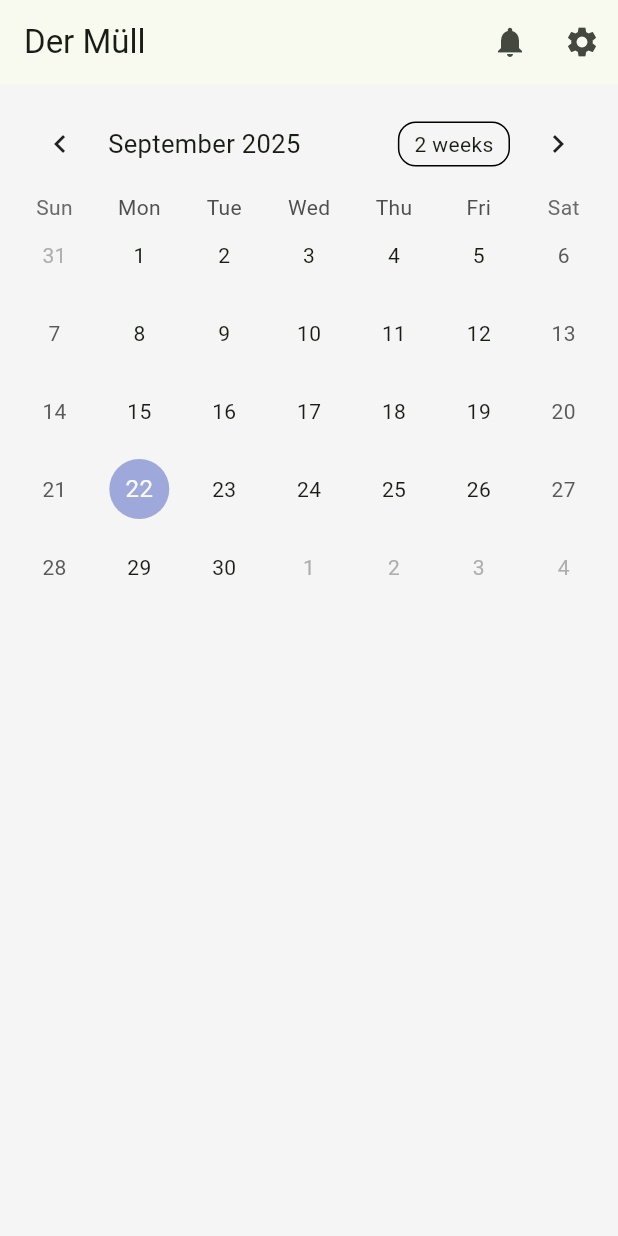
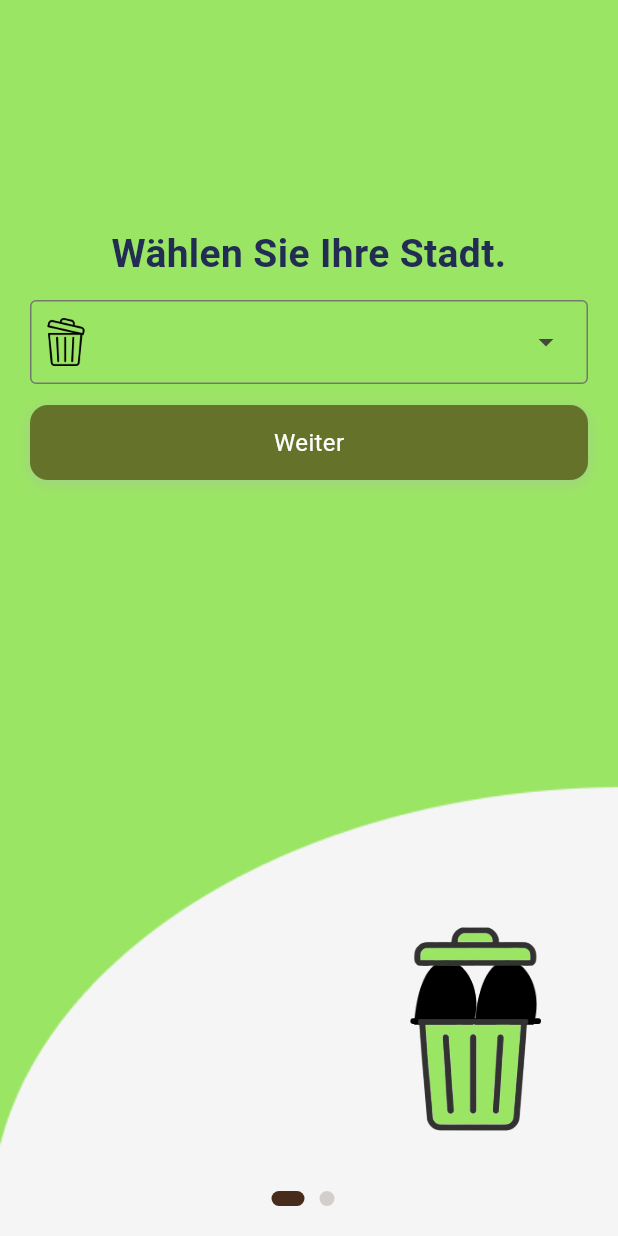
Before and after one commit to mrkaplan0/dermuell, a Flutter app: the screen it shows after launch, on a phone screen of 412 x 824 dp. Run offline on Flutter 3.47's test engine with Material 3 defaults, Android fonts, the phone set to English and light mode, and no system bars; drawn by our look-alikes of flutter_animate, table_calendar; our stand-ins replace dio, flutter_riverpod, flutter_secure_storage.

Commit message:
Add address selection page with animated bin widget

```diff
--- a/lib/const/constants.dart
+++ b/lib/const/constants.dart
@@ -6,6 +6,7 @@ class XConst {
   static const Color thirdColor = Color(0xFFD19C1D);
   static const Color fourthColor = Color(0xFFD7F75B);
   static const Color fifthColor = Color(0xFF9BE564);
+  static const Color sixthColor = Color(0xFF64722A);
   static const Color bgColor = Color(0xFFF5F5F5);
 
   static const TextStyle myBigTitleTextStyle = TextStyle(
--- a/lib/main.dart
+++ b/lib/main.dart
@@ -2,6 +2,7 @@ import 'package:dermuell/const/constants.dart';
 import 'package:dermuell/pages/auth/login_page.dart';
 import 'package:dermuell/pages/home_page.dart';
 import 'package:dermuell/pages/landing_page.dart';
+import 'package:dermuell/pages/splash/splash_screen.dart';
 import 'package:flutter/material.dart';
 import 'package:flutter_riverpod/flutter_riverpod.dart';
 
@@ -23,7 +24,7 @@ class MyApp extends StatelessWidget {
       title: 'Der Müll',
       initialRoute: '/',
       routes: {
-        '/': (context) => const LandingPage(),
+        '/': (context) => const SplashScreen(),
         '/landing': (context) => const LandingPage(),
         '/login': (context) => const LoginPage(),
         '/home': (context) => const HomePage(),
--- a/lib/model/user.dart
+++ b/lib/model/user.dart
@@ -7,6 +7,7 @@ class User {
   String email;
   String? password;
   String role;
+
   User({
     required this.id,
     required this.name,
@@ -14,6 +15,8 @@ class User {
     this.password,
     required this.role,
   });
+
+  User u = User(id: 1, name: "Ömer", email: "w@q.com", role: "role");
 
   User copyWith({
     int? id,
--- /dev/null
+++ b/lib/pages/address/select_address.dart
@@ -0,0 +1,219 @@
+import 'package:dermuell/const/constants.dart';
+import 'package:dermuell/widgets/bin_with_eyes.dart';
+import 'package:flutter/material.dart';
+import 'package:flutter_riverpod/flutter_riverpod.dart';
+
+class SelectAddress extends ConsumerStatefulWidget {
+  const SelectAddress({super.key});
+
+  @override
+  ConsumerState<ConsumerStatefulWidget> createState() => _SelectAddressState();
+}
+
+class _SelectAddressState extends ConsumerState<SelectAddress> {
+  PageController controller = PageController();
+  int currentPage = 0;
+
+  @override
+  void initState() {
+    controller.addListener(() {
+      setState(() {
+        currentPage = controller.page?.round() ?? 0;
+      });
+    });
+    super.initState();
+  }
+
+  @override
+  Widget build(BuildContext context) {
+    return Scaffold(
+      body: PageView(
+        controller: controller,
+        children: [
+          AddressSelectionTemplate(
+            activePage: currentPage,
+            title: "Wählen Sie Ihre Stadt.",
+            imagePath: "assets/images/bg1.png",
+          ),
+          AddressSelectionTemplate(
+            activePage: currentPage,
+            title: "Wählen Sie Ihre Straße.",
+            imagePath: "assets/images/bg2.png",
+          ),
+        ],
+      ),
+    );
+  }
+}
+
+class AddressSelectionTemplate extends StatefulWidget {
+  final int activePage;
+  final String imagePath;
+  final String title;
+
+  AddressSelectionTemplate({
+    super.key,
+    required this.activePage,
+    required this.imagePath,
+    required this.title,
+  });
+
+  @override
+  State<AddressSelectionTemplate> createState() =>
+      _AddressSelectionTemplateState();
+}
+
+class _AddressSelectionTemplateState extends State<AddressSelectionTemplate> {
+  final _formKey = GlobalKey<FormState>();
+  TextEditingController controller = TextEditingController();
+
+  String? _selectedValue;
+
+  @override
+  void dispose() {
+    controller.dispose();
+    super.dispose();
+  }
+
+  @override
+  Widget build(BuildContext context) {
+    Size size = MediaQuery.of(context).size;
+
+    return Container(
+      width: size.width,
+      height: size.height,
+      decoration: BoxDecoration(
+        image: DecorationImage(
+          image: AssetImage(widget.imagePath),
+          fit: BoxFit.cover,
+        ),
+      ),
+      child: Stack(
+        children: [
+          Positioned(
+            top: 150,
+            left: 20,
+            right: 20,
+            child: Text(
+              widget.title,
+              textAlign: TextAlign.center,
+              style: TextStyle(
+                fontSize: 26.0,
+                height: 1.5,
+                color: Color.fromRGBO(33, 45, 82, 1),
+                fontWeight: FontWeight.w600,
+              ),
+            ),
+          ),
+          Positioned(
+            top: 200,
+            left: 20,
+            right: 20,
+            child: DropdownMenu<String>(
+              controller: controller,
+              requestFocusOnTap: true,
+              width: size.width - 40,
+              enableFilter: true,
+              leadingIcon: Padding(
+                padding: const EdgeInsets.all(8.0),
+                child: Image.asset(
+                  "assets/images/logo.png",
+                  width: 10,
+                  height: 10,
+                ),
+              ),
+              dropdownMenuEntries: [
+                DropdownMenuEntry(value: 'Nürnberg', label: 'Nürnberg'),
+                DropdownMenuEntry(value: 'Coesfeld', label: 'Coesfeld'),
+                DropdownMenuEntry(value: 'Aachen', label: 'Aachen'),
+              ],
+              onSelected: (value) {
+                print("Seçilen: $value");
+              },
+            ),
+          ),
+          Positioned(
+            bottom: 20,
+            left: size.width * 0.5 - 25,
+            child: PageIndicator(activePage: widget.activePage),
+          ),
+          Positioned(
+            top: 270,
+            left: 20,
+            right: 20,
+            child: PrimaryButton(
+              text: "Weiter",
+              onPressed: () {
+                // Navigate to next page or perform action
+              },
+            ),
+          ),
+          Positioned(bottom: 70, right: 20, child: BinWithEyes(size: 150)),
+        ],
+      ),
+    );
+  }
+}
+
+class PageIndicator extends StatelessWidget {
+  final int activePage;
+  const PageIndicator({super.key, required this.activePage});
+
+  @override
+  Widget build(BuildContext context) {
+    return Row(
+      children: List.generate(
+        2,
+        (index) => Container(
+          width: index == activePage ? 22.0 : 10.0,
+          height: 10.0,
+          margin: EdgeInsets.only(right: 10.0),
+          decoration: BoxDecoration(
+            borderRadius: BorderRadius.circular(
+              index == activePage ? 10.0 : 50.0,
+            ),
+            color: index == activePage
+                ? XConst.primaryColor
+                : XConst.primaryColor.withAlpha(50),
+          ),
+        ),
+      ),
+    );
+  }
+}
+
+class PrimaryButton extends StatelessWidget {
+  final VoidCallback onPressed;
+  final String text;
+
+  const PrimaryButton({super.key, required this.text, required this.onPressed});
+
+  @override
+  Widget build(BuildContext context) {
+    return InkWell(
+      onTap: onPressed,
+      child: Container(
+        width: double.infinity,
+        height: 50,
+        decoration: BoxDecoration(
+          color: XConst.sixthColor,
+          borderRadius: BorderRadius.circular(12.0),
+          boxShadow: [
+            BoxShadow(
+              color: Color.fromRGBO(169, 176, 185, 0.42),
+              spreadRadius: 0,
+              blurRadius: 8.0,
+              offset: Offset(0, 2),
+            ),
+          ],
+        ),
+        child: Center(
+          child: Text(
+            text,
+            style: TextStyle(color: Colors.white, fontSize: 16),
+          ),
+        ),
+      ),
+    );
+  }
+}
--- a/lib/pages/landing_page.dart
+++ b/lib/pages/landing_page.dart
@@ -1,3 +1,4 @@
+import 'package:dermuell/pages/address/select_address.dart';
 import 'package:dermuell/pages/auth/login_page.dart';
 import 'package:dermuell/pages/home_page.dart';
 import 'package:flutter/material.dart';
@@ -8,6 +9,6 @@ class LandingPage extends ConsumerWidget {
 
   @override
   Widget build(BuildContext context, WidgetRef ref) {
-    return HomePage();
+    return SelectAddress();
   }
 }
--- a/lib/pages/splash/splash_screen.dart
+++ b/lib/pages/splash/splash_screen.dart
@@ -30,7 +30,7 @@ class SplashScreen extends StatelessWidget {
                 top: constraints.maxHeight - (constraints.maxHeight / 2) - 220,
                 right: constraints.maxWidth / 2 - 100,
                 child: Image.asset(
-                  "assets/images/cover.png",
+                  "assets/images/cover2.png",
                   width: 150,
                   height: 150,
                 ),
@@ -39,8 +39,8 @@ class SplashScreen extends StatelessWidget {
                   MoveEffect(
                     delay: 1200.ms,
                     duration: 900.ms,
-                    begin: Offset(40, 0),
-                    end: Offset(-60, -27),
+                    begin: Offset(60, 5),
+                    end: Offset(-53, -27),
                     curve: Curves.easeOut,
                   ),
                   RotateEffect(
@@ -52,7 +52,7 @@ class SplashScreen extends StatelessWidget {
                   ),
                 ],
                 onComplete: (controller) =>
-                    Navigator.of(context).pushReplacementNamed('/'),
+                    Navigator.of(context).pushReplacementNamed('/landing'),
               ),
               Positioned(
                 top: constraints.maxHeight - (constraints.maxHeight / 2) - 75,
--- /dev/null
+++ b/lib/widgets/bin_with_eyes.dart
@@ -0,0 +1,99 @@
+import 'package:flutter/material.dart';
+import 'package:flutter_animate/flutter_animate.dart';
+
+class BinWithEyes extends StatelessWidget {
+  const BinWithEyes({super.key, required this.size});
+  final double size;
+  @override
+  Widget build(BuildContext context) {
+    return SizedBox(
+      width: size,
+      height: size,
+      child: Stack(
+        alignment: Alignment.bottomCenter,
+        children: [
+          Positioned(
+            bottom: size * 0.46,
+            child: SizedBox(
+              width: size * 0.85,
+              height: size * 0.3,
+              child: Stack(
+                children: [
+                  Positioned(
+                    left: 20,
+                    right: 20,
+                    child: Image.asset(
+                      "assets/images/eyes1.png",
+                      width: size * 0.4,
+                      height: size * 0.3,
+                    ),
+                  ),
+                  Positioned(
+                    left: 20,
+                    right: 20,
+                    child:
+                        Image.asset(
+                              "assets/images/eyelids.png",
+                              width: size * 0.39,
+                              height: size * 0.29,
+                            )
+                            .animate(
+                              onPlay: (controller) => controller.repeat(),
+                            )
+                            .scale(
+                              begin: Offset(1, -1),
+                              end: Offset(1, 1),
+                              duration: 600.ms,
+                            )
+                            .slide(
+                              begin: Offset(0, -1),
+                              end: Offset(0, 0),
+                              duration: 600.ms,
+                            )
+                            .scale(
+                              delay: 800.ms,
+                              begin: Offset(1, 1),
+                              end: Offset(1, -0.65),
+                              duration: 1000.ms,
+                            )
+                            .slide(
+                              delay: 800.ms,
+                              begin: Offset(0, 0),
+                              end: Offset(0, -0.7),
+                              duration: 1000.ms,
+                            )
+                            .then(delay: 2000.ms)
+                            .shake(),
+                  ),
+                ],
+              ),
+            ),
+          ),
+          Positioned(
+            bottom: size * 0.5 + size * 0.22,
+            child: SizedBox(
+              height: size * 0.2,
+              width: size * 0.6,
+              child: Image.asset(
+                "assets/images/cover3.png",
+                width: size * 0.5,
+                height: size * 0.3,
+              ),
+            ),
+          ),
+          Positioned(
+            bottom: 0,
+            child: SizedBox(
+              height: size * 0.5,
+              child: Image.asset(
+                "assets/images/trashbin.png",
+                width: size * 0.6,
+                height: size * 0.5,
+              ),
+            ),
+          ),
+        ],
+      ),
+    );
+  }
+}
```
Also changed, not shown: assets/images/bg1.png (added), assets/images/bg2.png (added), assets/images/bg3.png (added), assets/images/cover2.png (added), assets/images/cover3.png (added), assets/images/eyelids.png (added), assets/images/eyes.png (added), assets/images/eyes1.png (added).
